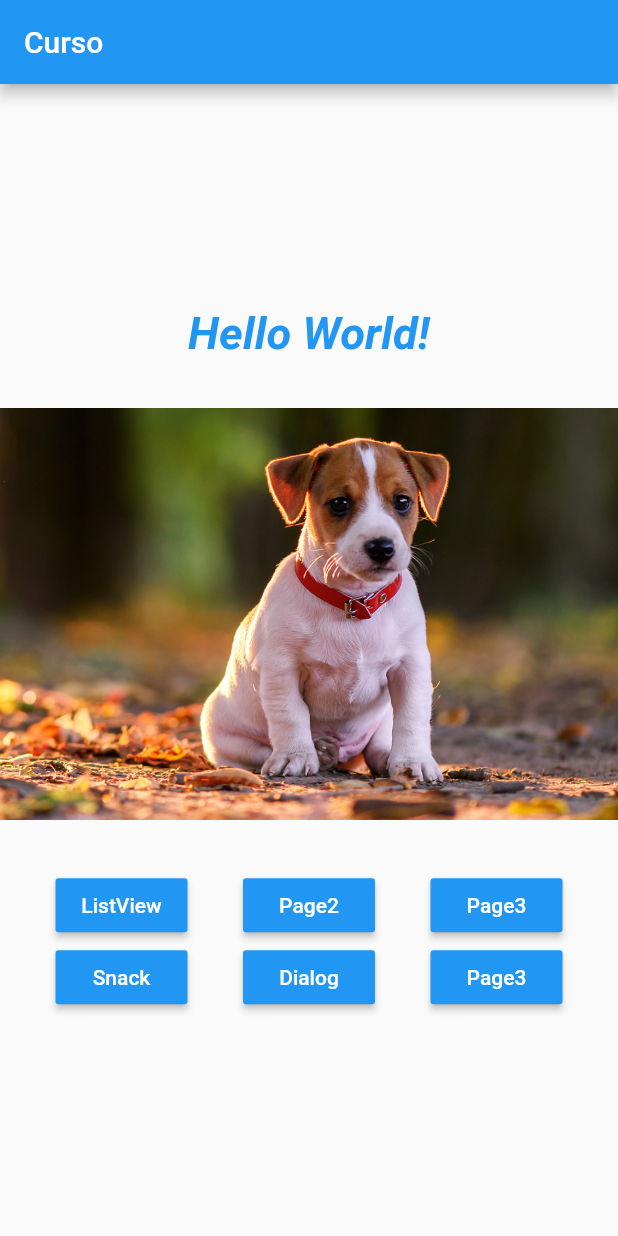
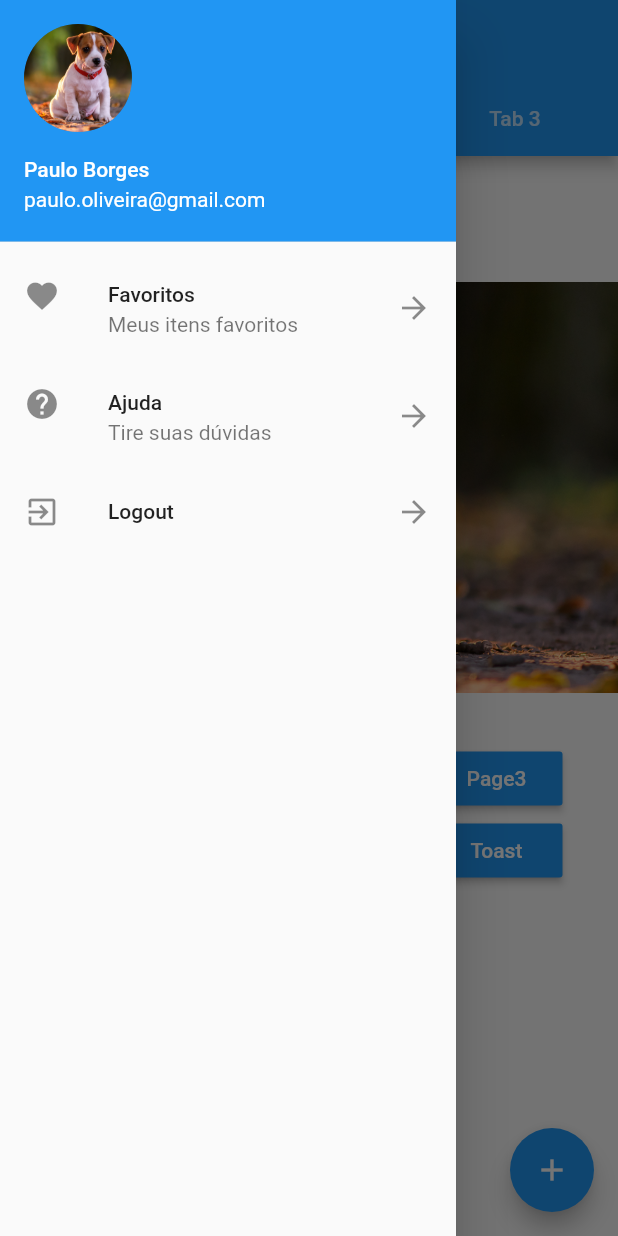
Before and after one commit to pauloboliveira/curso_flutter, a Flutter app: the screen it shows after launch, with the side drawer open (before the commit the screen has no drawer), on a phone screen of 412 x 824 dp. Run offline on Flutter 3.47's test engine with Material 2 defaults, Android fonts, the phone set to English and light mode, and no system bars; our stand-ins replace fluttertoast.

Commit message:
Drawer; TabBar; ListTile; Snack; Toast; Dialog

```diff
--- a/lib/home_page.dart
+++ b/lib/home_page.dart
@@ -1,29 +1,69 @@
 import 'package:flutter/cupertino.dart';
 import 'package:flutter/material.dart';
+import 'package:fluttertoast/fluttertoast.dart';
 import 'package:testeflutter/pages/hello_list_view.dart';
-import 'package:testeflutter/pages/hello_page1.dart';
 import 'package:testeflutter/pages/hello_page2.dart';
 import 'package:testeflutter/pages/hello_page3.dart';
 import 'package:testeflutter/utils/nav.dart';
 import 'package:testeflutter/widgets/blue_button.dart';
+import 'package:testeflutter/widgets/drawer_list.dart';
 
 class HomePage extends StatelessWidget {
   @override
   Widget build(BuildContext context) {
-    return Scaffold(
-      appBar: AppBar(title: Text("Curso")),
-      body: _body(context),
+    return DefaultTabController(
+      length: 3,
+      child: Scaffold(
+          appBar: AppBar(
+            title: Text("Curso"),
+            bottom: TabBar(
+              tabs: <Widget>[
+                Tab(
+                  text: "Tab 1",
+                ),
+                Tab(
+                  text: "Tab 2",
+                ),
+                Tab(
+                  text: "Tab 3",
+                ),
+              ],
+            ),
+          ),
+          body: TabBarView(
+            children: <Widget>[
+              _body(context),
+              Container(
+                color: Colors.yellow,
+              ),
+              Container(
+                color: Colors.red,
+              ),
+            ],
+          ),
+          //usando um Widget qualquer para o Floating
+          floatingActionButton: Row(
+            mainAxisAlignment: MainAxisAlignment.end,
+            children: <Widget>[
+              FloatingActionButton(
+                child: Icon(Icons.add),
+                onPressed: () {},
+              ),
+            ],
+          ),
+          drawer: DrawerList()),
     );
   }
 
   _body(context) {
     return Container(
+      padding: EdgeInsets.only(top: 16),
       child: Column(
-        mainAxisAlignment: MainAxisAlignment.center,
+        mainAxisAlignment: MainAxisAlignment.start,
         children: <Widget>[
           _text(),
           _pageView(),
-          _buttons(context),
+          _buttons(),
         ],
       ),
     );
@@ -67,36 +107,89 @@ class HomePage extends StatelessWidget {
     );
   }
 
-  _buttons(context) {
+  _buttons() {
+    return Builder(builder: (context) {
       return Column(
         children: <Widget>[
           Row(
             mainAxisAlignment: MainAxisAlignment.spaceEvenly,
             children: <Widget>[
-            BlueButton("ListView", () => _onClickNavigator(context, HelloListView())),
-            BlueButton("Page2", () => _onClickNavigator(context, HelloPage2())),
-            BlueButton("Page3", () => _onClickNavigator(context, HelloPage3())),
+              BlueButton("ListView",
+                  () => _onClickNavigator(context, HelloListView())),
+              BlueButton(
+                  "Page2", () => _onClickNavigator(context, HelloPage2())),
+              BlueButton(
+                  "Page3", () => _onClickNavigator(context, HelloPage3())),
             ],
           ),
           Row(
             mainAxisAlignment: MainAxisAlignment.spaceEvenly,
             children: <Widget>[
-            BlueButton("Snack", () => _onClickSnack()),
-            BlueButton("Dialog", () => _onClickDialog()),
-            BlueButton("Page3", () => _onClickToast()),
+              BlueButton("Snack", () => _onClickSnack(context)),
+              BlueButton("Dialog", () => _onClickDialog(context)),
+              BlueButton("Toast", () => _onClickToast()),
             ],
           ),
         ],
       );
+    });
   }
 
   _onClickNavigator(context, Widget page) {
     push(context, page);
   }
 
-  _onClickSnack() {}
+  _onClickSnack(context) {
+    Scaffold.of(context).showSnackBar(
+      SnackBar(
+        action: SnackBarAction(
+          label: "Ok",
+          onPressed: () {
+            print("Ok!");
+          },
+        ),
+        content: Text('Teste Snack'),
+      ),
+    );
+  }
 
-  _onClickDialog() {}
+  _onClickDialog(context) {
+    showDialog(
+      barrierDismissible: false,
+      context: context,
+      builder: (context) {
+        return WillPopScope(
+          onWillPop: () async => false,
+          child: AlertDialog(
+            title: Text('Flutter'),
+            actions: <Widget>[
+              FlatButton(
+                child: Text('Cancelar'),
+                onPressed: () {
+                  Navigator.pop(context);
+                },
+              ),
+              FlatButton(
+                child: Text('Ok'),
+                onPressed: () {},
+              )
+            ],
+          ),
+        );
+      },
+    );
+  }
 
-  _onClickToast() {}
+  _onClickToast() {
+    return Fluttertoast.showToast(
+        msg: "This is Center Short Toast",
+        toastLength: Toast.LENGTH_SHORT,
+        gravity: ToastGravity.CENTER,
+        timeInSecForIosWeb: 1,
+        backgroundColor: Colors.red,
+        textColor: Colors.white,
+        fontSize: 16.0);
   }
+
+  onClickFab() {}
+}
--- /dev/null
+++ b/lib/widgets/drawer_list.dart
@@ -0,0 +1,48 @@
+import 'package:flutter/material.dart';
+
+class DrawerList extends StatelessWidget {
+  @override
+  Widget build(BuildContext context) {
+    return SafeArea(
+      child: Drawer(
+        child: ListView(
+          children: <Widget>[
+            UserAccountsDrawerHeader(
+              accountName: Text('Paulo Borges'),
+              accountEmail: Text('paulo.oliveira@gmail.com'),
+              currentAccountPicture: CircleAvatar(
+                backgroundImage: AssetImage("assets/images/dog1.png"),
+              ),
+            ),
+            ListTile(
+              leading: Icon(Icons.favorite),
+              title: Text('Favoritos'),
+              subtitle: Text('Meus itens favoritos'),
+              trailing: Icon(Icons.arrow_forward),
+              onTap: () {
+                Navigator.pop(context);
+              },
+            ),
+            ListTile(
+              leading: Icon(Icons.help),
+              title: Text('Ajuda'),
+              subtitle: Text('Tire suas dúvidas'),
+              trailing: Icon(Icons.arrow_forward),
+              onTap: () {
+                Navigator.pop(context);
+              },
+            ),
+            ListTile(
+              leading: Icon(Icons.exit_to_app),
+              title: Text('Logout'),
+              trailing: Icon(Icons.arrow_forward),
+              onTap: () {
+                Navigator.pop(context);
+              },
+            )
+          ],
+        ),
+      ),
+    );
+  }
+}
--- a/pubspec.yaml
+++ b/pubspec.yaml
@@ -23,6 +23,7 @@ dependencies:
   # The following adds the Cupertino Icons font to your application.
   # Use with the CupertinoIcons class for iOS style icons.
   cupertino_icons: ^0.1.2
+  fluttertoast: ^4.0.1
 
 dev_dependencies:
   flutter_test:
```
Also changed, not shown: lib/pages/dog_page.dart (added, +20 -0 lines), lib/pages/hello_list_view.dart (+66 -4 lines), pubspec.lock. Lines whose indentation alone changed are shown as unchanged.
